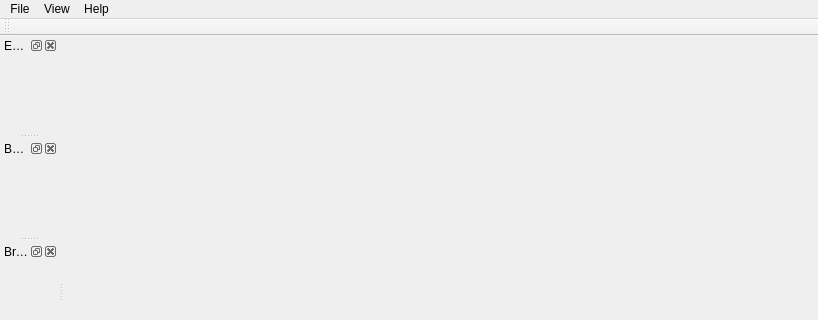
GeneCraft/GeneCraft-Project, file src/genelab/apps/genelab/creatureviewer/ui/creatureviewerwindow.ui: the form before one commit; both pictures show x 0 to 818 and y 0 to 320 of the 818 by 568 pixel window.
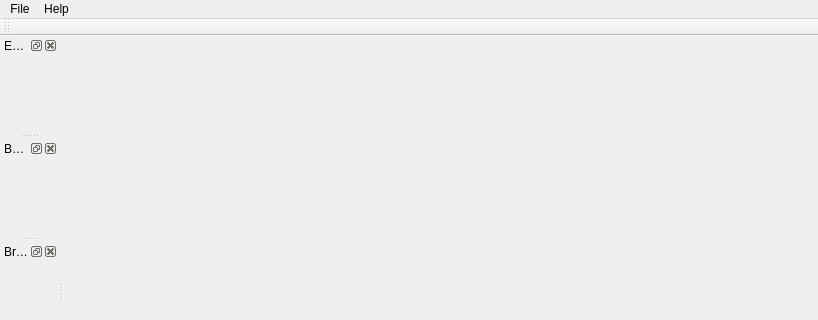
The form after the commit. Icons and pictures are not drawn.

```diff
--- a/src/genelab/apps/genelab/creatureviewer/ui/creatureviewerwindow.ui
+++ b/src/genelab/apps/genelab/creatureviewer/ui/creatureviewerwindow.ui
@@ -69,14 +69,7 @@
     <addaction name="actionAbout_CreatureViewer"/>
     <addaction name="aEnterInWhatsThisMode"/>
    </widget>
-   <widget class="QMenu" name="menuView">
-    <property name="title">
-     <string>View</string>
-    </property>
-    <addaction name="actionOgre_properties"/>
-   </widget>
    <addaction name="menuFile"/>
-   <addaction name="menuView"/>
    <addaction name="menuAbout"/>
   </widget>
   <widget class="QStatusBar" name="statusbar"/>
```
